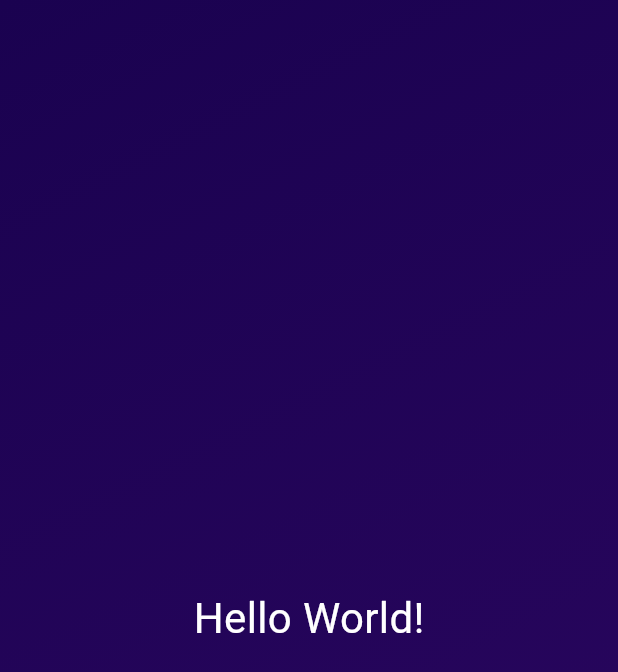
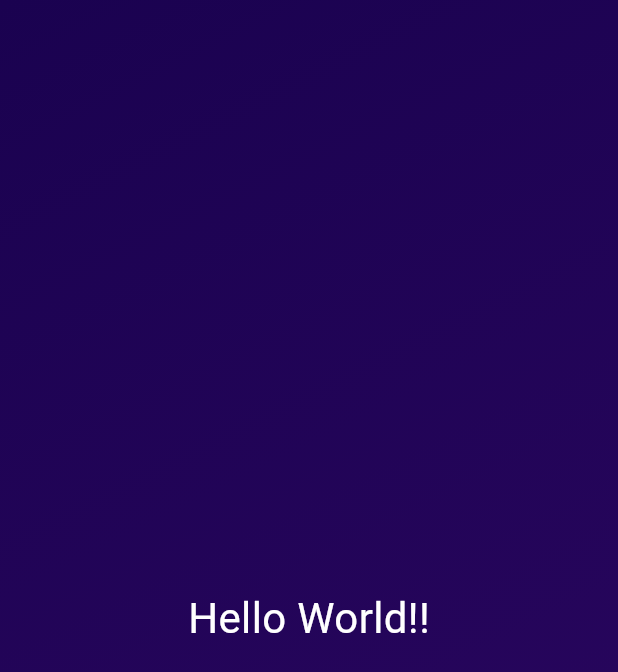
Before and after one commit to aronipurwanto/dsp-flutter-mobile, a Flutter app: the screen it shows after launch, on a phone screen of 412 x 824 dp. Shown: the top 672 px of the screen. Run offline on Flutter 3.47's test engine with Material 3 defaults, Android fonts, the phone set to English and light mode, and no system bars.

Commit message:
feat: Solid complete

```diff
--- /dev/null
+++ b/flutter_demo02/lib/gradient_container.dart
@@ -0,0 +1,26 @@
+import 'package:flutter/material.dart';
+import 'package:flutter_demo02/styled_text.dart';
+
+const startAlignment = Alignment.topLeft;
+const endAlignment = Alignment.bottomRight;
+
+class GradientContainer extends StatelessWidget {
+  const GradientContainer(this.color1, this.color2, {super.key});
+
+  final Color color1;
+  final Color color2;
+
+  @override
+  Widget build(BuildContext context) {
+    return Container(
+      decoration: BoxDecoration(
+        gradient: LinearGradient(
+          colors: [color1, color2],
+          begin: startAlignment,
+          end: endAlignment,
+        ),
+      ),
+      child: const Center(child: StyledText('Hello World!!', 28)),
+    );
+  }
+}
--- a/flutter_demo02/lib/main.dart
+++ b/flutter_demo02/lib/main.dart
@@ -1,34 +1,11 @@
 import 'package:flutter/material.dart';
+import 'gradient_container.dart';
 
 void main() {
   runApp(const MaterialApp(
     title: 'Flutter Demo2',
-    home: Scaffold(body: GradientContainer()),
+    home: Scaffold(
+        body: GradientContainer(
+            Color.fromARGB(255, 26, 2, 80), Color.fromARGB(255, 45, 7, 98))),
   ));
 }
-
-class GradientContainer extends StatelessWidget {
-  const GradientContainer({super.key});
-
-  @override
-  Widget build(BuildContext context) {
-    return Container(
-      decoration: const BoxDecoration(
-        gradient: LinearGradient(
-          colors: [
-            Color.fromARGB(255, 26, 2, 80),
-            Color.fromARGB(255, 45, 7, 98),
-          ],
-          begin: Alignment.topLeft,
-          end: Alignment.bottomRight,
-        ),
-      ),
-      child: const Center(
-        child: Text(
-          'Hello World!',
-          style: TextStyle(color: Colors.white, fontSize: 28),
-        ),
-      ),
-    );
-  }
-}
--- /dev/null
+++ b/flutter_demo02/lib/styled_text.dart
@@ -0,0 +1,17 @@
+import 'package:flutter/cupertino.dart';
+import 'package:flutter/material.dart';
+
+class StyledText extends StatelessWidget {
+  const StyledText(this.text, this.fontSize, {super.key});
+
+  final String text;
+  final double fontSize;
+
+  @override
+  Widget build(BuildContext context) {
+    return Text(
+      text,
+      style: TextStyle(color: Colors.white, fontSize: fontSize),
+    );
+  }
+}
```
